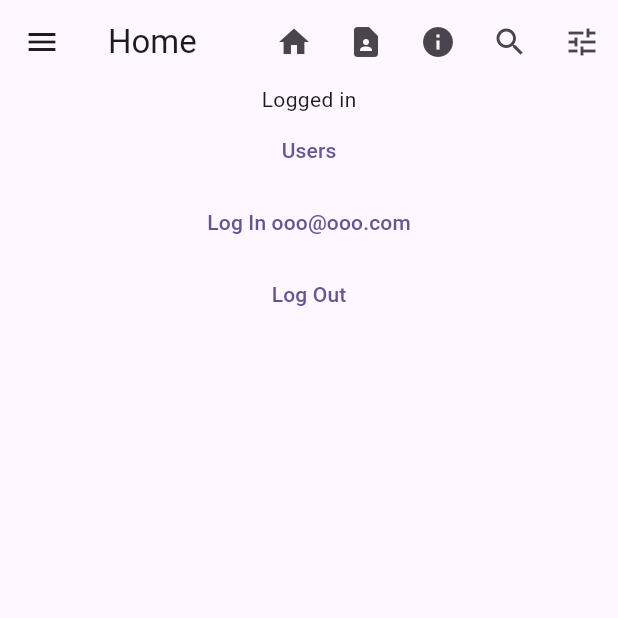
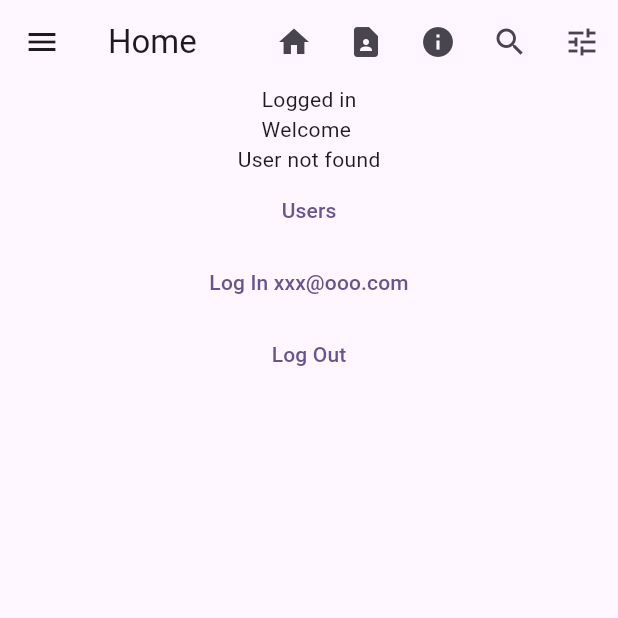
Before and after one commit to tshussain/teaching_example_flutter, a Flutter app: the screen it shows once a user with an empty profile is signed in, on a phone screen of 412 x 824 dp, the top half of it. Run offline on Flutter 3.47's test engine with Material 2 defaults, Android fonts, the light colour scheme and no system bars; our stand-ins replace cloud_firestore, firebase_auth, firebase_core; missing offline and left inert: flutterfire_ui; accounts and stored records are empty; generated files the repository leaves out were written again; network calls fail.

Commit message:
added linking example of auth to profile

```diff
--- a/lib/HomePage.dart
+++ b/lib/HomePage.dart
@@ -4,6 +4,8 @@ import 'package:provider/provider.dart';
 import 'package:teaching_example_flutter/MainLayout.dart';
 
 import 'model/AuthRepository.dart';
+import 'model/Profile.dart';
+import 'model/ProfileRepository.dart';
 
 
 class HomePage extends StatelessWidget {
@@ -12,12 +14,30 @@ class HomePage extends StatelessWidget {
   @override
   Widget build(BuildContext context) {
     final firebaseUser = context.watch<User?>();
-    const String fixedUsername = "ooo@ooo.com";
+    const String fixedUsername = "xxx@ooo.com";
     return MainLayout(
         title: "Home",
         child: Column(
           children: [
             firebaseUser != null ? Text("Logged in") : Text("Not logged in"),
+            firebaseUser != null ? Text("Welcome ${firebaseUser.email}") : Text(
+                "Not logged in"),
+            // Use the current authorized user in firebase to retrieve the
+            //   user's profile from the profile repository
+            firebaseUser != null ?
+            FutureBuilder<Profile>(
+                future: Provider.of<ProfileRepository>(context, listen: false)
+                    .getUser(username: firebaseUser.email!),
+                builder: (context, AsyncSnapshot<Profile> user) {
+                  if (!user.hasData) {
+                    return CircularProgressIndicator();
+                  } else if (user.data!.isNoUser()) {
+                    return Text("User not found");
+                  }
+                  else {
+                    return Text("Welcome ${user.data!.first}");
+                  }
+                }) : Text(""),
             TextButton(
                 onPressed: () {
                   Navigator.pushNamed(context, 'Users');
@@ -26,15 +46,16 @@ class HomePage extends StatelessWidget {
             TextButton(
                 onPressed: () {
                   context.read<AuthRepository>().signIn(
-                    email: (fixedUsername),
-                    password: "Abcd1234!"
+                      email: (fixedUsername),
+                      password: "Abcd1234!"
                   );
                 },
                 child: const Text("Log In $fixedUsername")),
             TextButton(
                 onPressed: () {
                   context.read<AuthRepository>().signOut(
-                );},
+                  );
+                },
                 child: const Text("Log Out")),
           ],
         ));
--- a/lib/model/AuthRepository.dart
+++ b/lib/model/AuthRepository.dart
@@ -5,11 +5,19 @@ import 'package:flutter/material.dart';
 class AuthRepository {
   FirebaseAuth firebaseAuth;
 
-  //Using Stream to listen to Authentication State
+  // Using Stream to listen to Authentication State
   Stream<User?> get authState => firebaseAuth.idTokenChanges();
 
   /* Initialize the firebase auth */
   AuthRepository() : firebaseAuth = FirebaseAuth.instance;
+
+  /* Equivalent to:
+    late FirebaseAuth firebaseAuth;
+
+    AuthRepository() {
+       firebaseAuth = FirebaseAuth.instance;
+    }
+   */
 
   //SIGN UP METHOD
   Future<String> signUp({required String email, required String password}) async {
@@ -19,7 +27,7 @@ class AuthRepository {
       return "Success";
     } on FirebaseAuthException catch (e) {
       print(e.message);
-      return e.message== null ? "Unknown error in signup" : e.message!;
+      return e.message == null ? "Unknown error in signup" : e.message!;
     }
   }
 
@@ -40,47 +48,3 @@ class AuthRepository {
     await firebaseAuth.signOut();
   }
 }
-  //
-  // Future<User> registerUserEmail(email, password) async {
-  //   UserCredential result = await auth.createUserWithEmailAndPassword(
-  //       email: email, password: password);
-  //   final User user = result.user!;
-  //   notifyListeners();
-  //   return user;
-  // }
-  //
-  // Future<User> signInEmail(String email, String password) async {
-  //   UserCredential result =
-  //       await auth.signInWithEmailAndPassword(email: email, password: password);
-  //   final User user = result.user!;
-  //   notifyListeners();
-  //   return user;
-  // }
-  //
-  // bool isLoggedIn() {
-  //   auth.authStateChanges().listen((User? user) {
-  //     if (user != null) {
-  //       return true
-  //     }
-  //     return false
-  //   });
-  // }
-  // Widget build(BuildContext context) {
-  //   return StreamBuilder<User>(
-  //     stream: FirebaseAuth.instance.authStateChanges(),
-  //     builder: (BuildContext context, AsyncSnapshot<User> snapshot) {
-  //       if(snapshot.hasData) {
-  //         print("data exists");
-  //         return First();
-  //       }
-  //       else {
-  //         return SignIn();
-  //       }
-  //     },
-  //   );
-  // }
-  //
-  // void logOut() async {
-  //   await auth.signOut();
-  //   notifyListeners();
-  // }
```
